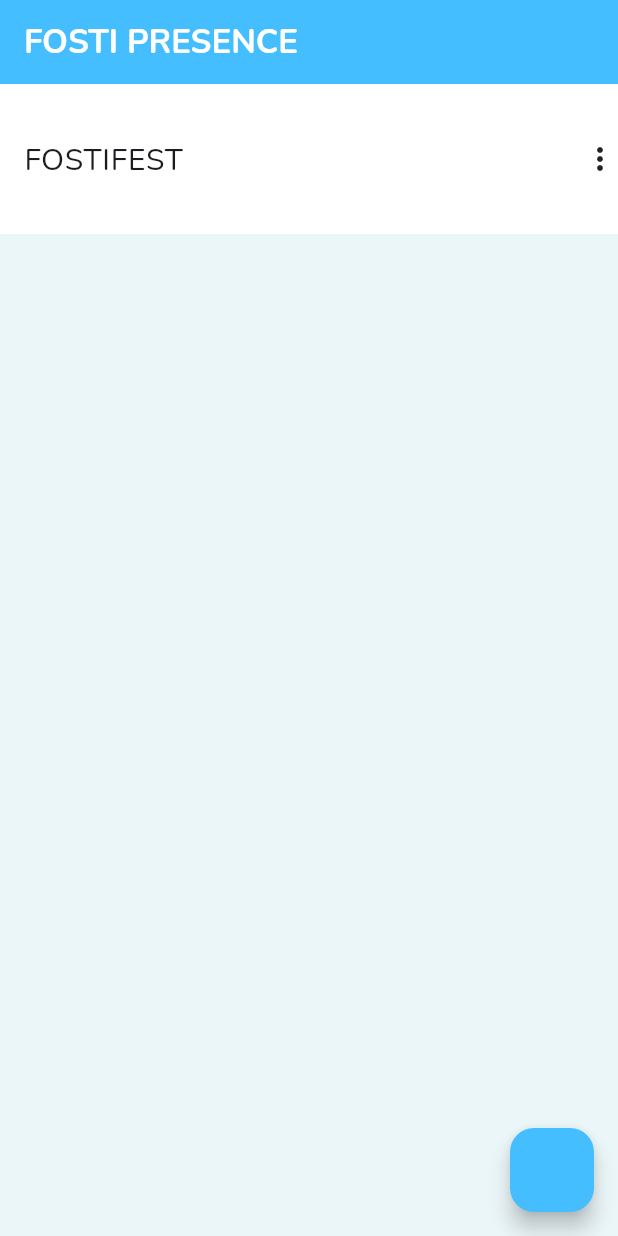
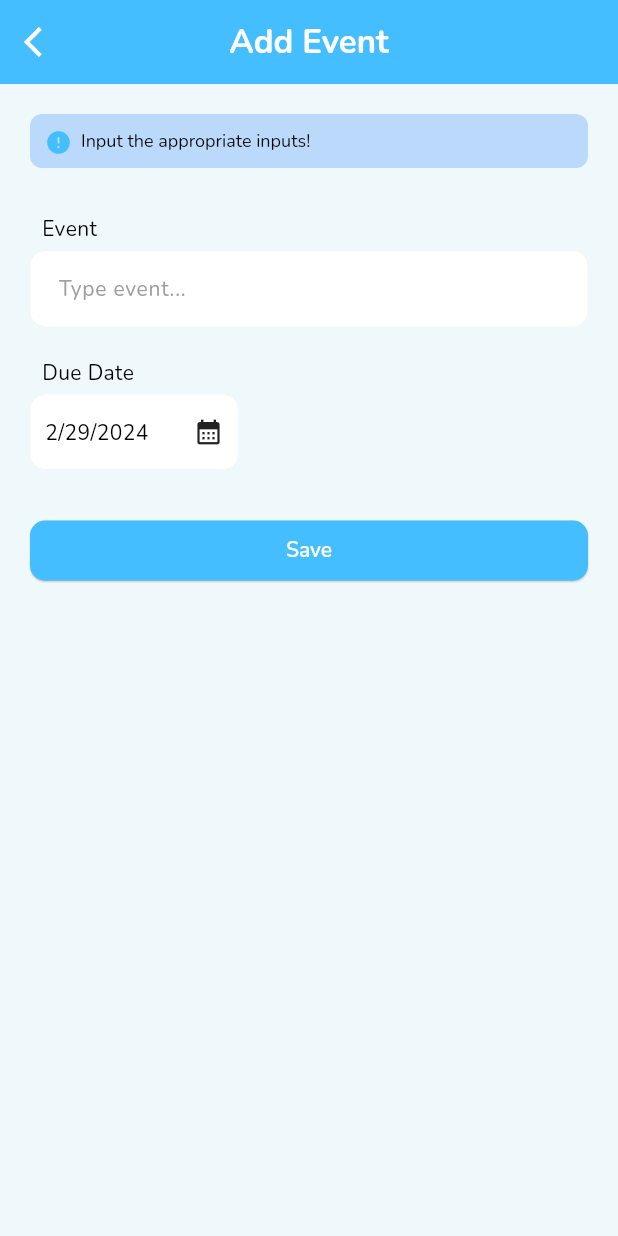
Before and after one commit to FOSTI-UMS/fospresence-app, a Flutter app: the screen it shows after launch, on a phone screen of 412 x 824 dp. Run offline on Flutter 3.47's test engine with Material 3 defaults, Android fonts, the phone set to English and light mode, and no system bars; our stand-ins replace bloc, equatable.

Commit message:
add Add Event Page

```diff
--- /dev/null
+++ b/devtools_options.yaml
@@ -0,0 +1 @@
+extensions:
--- a/lib/core/constants/colors.dart
+++ b/lib/core/constants/colors.dart
@@ -1,4 +1,8 @@
 import 'package:flutter/material.dart';
 
 Color get primaryColor => const Color.fromARGB(255, 68, 190, 255);
-Color get appLightBgColor => const Color.fromARGB(255, 235, 246, 248);
+// Color get appLightBgColor => const Color.fromARGB(255, 235, 241, 243);
+Color get appLightBgColor => const Color.fromARGB(255, 239, 249, 252);
+Color get lightGrey => const Color.fromARGB(255, 228, 226, 226);
+Color get blue => Colors.blueAccent;
+Color get splashColor => const Color.fromARGB(88, 0, 0, 0);
--- a/lib/core/themes/light_theme.dart
+++ b/lib/core/themes/light_theme.dart
@@ -2,7 +2,7 @@ import 'package:flutter/material.dart';
 import 'package:fospresence/core/constants/colors.dart';
 import 'package:fospresence/core/constants/font.dart';
 
-ThemeData get lightTheme => ThemeData(
+ThemeData get lightThemeData => ThemeData(
       scaffoldBackgroundColor: appLightBgColor,
       appBarTheme: AppBarTheme(
         backgroundColor: primaryColor,
@@ -13,6 +13,21 @@ ThemeData get lightTheme => ThemeData(
           fontWeight: FontWeight.w700,
         ),
       ),
+      elevatedButtonTheme: ElevatedButtonThemeData(
+        style: ElevatedButton.styleFrom(
+          splashFactory: InkRipple.splashFactory,
+          shape: RoundedRectangleBorder(
+            borderRadius: BorderRadius.circular(10.0),
+          ),
+          padding: const EdgeInsets.symmetric(vertical: 10),
+          foregroundColor: Colors.white,
+          elevation: 0.5,
+          textStyle: textWhite14.copyWith(fontWeight: FontWeight.w600),
+          backgroundColor: primaryColor,
+        ),
+      ),
+      splashFactory: InkRipple.splashFactory,
+      splashColor: splashColor,
       textTheme: TextTheme(
         bodyLarge: textDark20,
         bodyMedium: textDark14,
@@ -28,4 +43,81 @@ ThemeData get lightTheme => ThemeData(
         backgroundColor: primaryColor,
         foregroundColor: Colors.white,
       ),
+      textSelectionTheme: TextSelectionThemeData(
+        cursorColor: Colors.black,
+        selectionColor: primaryColor.withOpacity(0.3),
+        selectionHandleColor: primaryColor,
+      ),
+      inputDecorationTheme: InputDecorationTheme(
+        contentPadding:
+            const EdgeInsets.symmetric(horizontal: 15, vertical: 15),
+        hintStyle: textDark14.copyWith(color: Colors.grey),
+        helperStyle: textDark14.copyWith(color: Colors.grey),
+        errorStyle: textDark10.copyWith(color: Colors.redAccent),
+        fillColor: Colors.white,
+        labelStyle: textDark14.copyWith(color: Colors.black),
+        filled: true,
+        focusedErrorBorder: OutlineInputBorder(
+          borderRadius: BorderRadius.circular(10),
+          borderSide: const BorderSide(width: 0.8, color: Colors.redAccent),
+        ),
+        errorBorder: OutlineInputBorder(
+          borderRadius: BorderRadius.circular(10),
+          borderSide: const BorderSide(width: 0.8, color: Colors.redAccent),
+        ),
+        enabledBorder: OutlineInputBorder(
+          borderRadius: BorderRadius.circular(10),
+          borderSide: BorderSide(width: 0.2, color: lightGrey),
+        ),
+        focusedBorder: OutlineInputBorder(
+          borderRadius: BorderRadius.circular(10),
+          borderSide: const BorderSide(width: 0.8, color: Colors.black),
+        ),
+      ),
+      chipTheme: ChipThemeData(
+        iconTheme: IconThemeData(color: primaryColor),
+        side: BorderSide.none,
+        padding: const EdgeInsets.all(10),
+        labelStyle: textDark12,
+        elevation: 0,
+      ),
+      datePickerTheme: DatePickerThemeData(
+        backgroundColor: Colors.white,
+        weekdayStyle: textDark14.copyWith(color: blue),
+        confirmButtonStyle: ButtonStyle(
+          foregroundColor: MaterialStatePropertyAll(blue),
+          textStyle: MaterialStatePropertyAll(
+            textDark14.copyWith(color: blue),
+          ),
+        ),
+        rangeSelectionBackgroundColor: blue,
+        rangePickerHeaderBackgroundColor: blue,
+        surfaceTintColor: blue,
+        dayForegroundColor: const MaterialStatePropertyAll(Colors.black),
+        dividerColor: blue,
+        dayOverlayColor: MaterialStatePropertyAll(blue),
+        rangePickerBackgroundColor: blue,
+        todayBorder: BorderSide(
+          color: blue,
+        ),
+        rangePickerSurfaceTintColor: blue,
+        rangePickerHeaderForegroundColor: blue,
+        yearStyle: textDark14,
+        yearOverlayColor: MaterialStatePropertyAll(blue),
+        todayForegroundColor: const MaterialStatePropertyAll(Colors.blue),
+        rangeSelectionOverlayColor: MaterialStatePropertyAll(blue),
+        cancelButtonStyle: ButtonStyle(
+          foregroundColor: MaterialStatePropertyAll(blue),
+          textStyle: MaterialStatePropertyAll(
+            textDark14.copyWith(color: blue),
+          ),
+        ),
+      ),
     );
+
+Theme lightTheme(Widget? child) => Theme(
+    data: lightThemeData.copyWith(
+      primaryColor: primaryColor, // Warna utama
+      colorScheme: ColorScheme.light(primary: primaryColor),
+    ),
+    child: child!);
--- /dev/null
+++ b/lib/features/addEvent/presentation/bloc/add_event_bloc_bloc.dart
@@ -0,0 +1,13 @@
+import 'package:bloc/bloc.dart';
+import 'package:equatable/equatable.dart';
+
+part 'add_event_bloc_event.dart';
+part 'add_event_bloc_state.dart';
+
+class AddEventBlocBloc extends Bloc<AddEventBlocEvent, AddEventBlocState> {
+  AddEventBlocBloc() : super(AddEventBlocInitial()) {
+    on<AddEventBlocEvent>((event, emit) {
+
+    });
+  }
+}
--- /dev/null
+++ b/lib/features/addEvent/presentation/pages/add_event.dart
@@ -0,0 +1,19 @@
+import 'package:flutter/material.dart';
+
+import '../widgets/add_event_form.dart';
+
+class AddEventScreen extends StatelessWidget {
+  const AddEventScreen({super.key});
+
+  @override
+  Widget build(BuildContext context) {
+    return Scaffold(
+      appBar: AppBar(
+        centerTitle: true,
+        title: const Text("Add Event"),
+        leading: const Icon(Icons.arrow_back_ios),
+      ),
+      body: const AddEventForm(),
+    );
+  }
+}
--- /dev/null
+++ b/lib/features/addEvent/presentation/widgets/add_event_form.dart
@@ -0,0 +1,98 @@
+import 'package:flutter/material.dart';
+import 'package:fospresence/core/constants/colors.dart';
+import 'package:fospresence/core/constants/font.dart';
+import 'package:fospresence/core/themes/light_theme.dart';
+
+class AddEventForm extends StatefulWidget {
+  const AddEventForm({super.key});
+
+  @override
+  State<AddEventForm> createState() => _AddEventFormState();
+}
+
+class _AddEventFormState extends State<AddEventForm> {
+  DateTime? selectedDate = DateTime.now();
+  @override
+  Widget build(BuildContext context) {
+    return Padding(
+      padding: const EdgeInsets.symmetric(horizontal: 20),
+      child: SingleChildScrollView(
+        physics: const NeverScrollableScrollPhysics(),
+        child: Form(
+          child: Column(
+            crossAxisAlignment: CrossAxisAlignment.start,
+            children: [
+              const SizedBox(height: 20),
+              Chip(
+                materialTapTargetSize: MaterialTapTargetSize.shrinkWrap,
+                avatar: const Icon(Icons.error_rounded),
+                backgroundColor: Colors.blue.withOpacity(0.3),
+                label: SizedBox(
+                  width: MediaQuery.sizeOf(context).width,
+                  child: const Text("Input the appropriate inputs!"),
+                ),
+              ),
+              const SizedBox(height: 30),
+              const Padding(
+                  padding: EdgeInsets.only(left: 8.0), child: Text("Event")),
+              const SizedBox(height: 5),
+              TextFormField(
+                style: textDark14,
+                decoration: const InputDecoration(hintText: "Type event..."),
+              ),
+              const SizedBox(height: 20),
+              const Padding(
+                  padding: EdgeInsets.only(left: 8.0), child: Text("Due Date")),
+              const SizedBox(height: 5),
+              Material(
+                color: Colors.white,
+                clipBehavior: Clip.hardEdge,
+                shape: RoundedRectangleBorder(
+                    borderRadius: BorderRadius.circular(10),
+                    side: BorderSide(width: 0.2, color: lightGrey)),
+                child: InkWell(
+                  onTap: () async {
+                    selectedDate = await _showDatetimePicker(context);
+                    selectedDate = selectedDate ?? DateTime.now();
+                    setState(() {});
+                  },
+                  child: Container(
+                    padding: const EdgeInsets.symmetric(
+                        horizontal: 10, vertical: 15),
+                    child: IntrinsicWidth(
+                      child: Row(
+                        mainAxisAlignment: MainAxisAlignment.spaceBetween,
+                        children: [
+                          Text(
+                              "${selectedDate!.month}/${selectedDate!.day}/${selectedDate!.year}"),
+                          const SizedBox(width: 30),
+                          const Icon(Icons.calendar_month, size: 20),
+                        ],
+                      ),
+                    ),
+                  ),
+                ),
+              ),
+              const SizedBox(height: 30),
+              SizedBox(
+                width: MediaQuery.sizeOf(context).width,
+                child: ElevatedButton(
+                  onPressed: () {},
+                  child: const Text("Save"),
+                ),
+              )
+            ],
+          ),
+        ),
+      ),
+    );
+  }
+}
+
+Future<DateTime?> _showDatetimePicker(BuildContext context) {
+  return showDatePicker(
+      context: context,
+      firstDate: DateTime(2024),
+      lastDate: DateTime(2050),
+      builder: (BuildContext context, Widget? child) => lightTheme(child));
+}
--- a/lib/main.dart
+++ b/lib/main.dart
@@ -1,6 +1,6 @@
 import 'package:flutter/material.dart';
 import 'package:fospresence/core/themes/light_theme.dart';
-import 'package:fospresence/features/home/presentation/pages/home.dart';
+import 'package:fospresence/features/addEvent/presentation/pages/add_event.dart';
 
 void main() {
   runApp(const MyApp());
@@ -13,8 +13,14 @@ class MyApp extends StatelessWidget {
   Widget build(BuildContext context) {
     return MaterialApp(
       debugShowCheckedModeBanner: false,
-      theme: lightTheme,
-      home: const HomeScreen(),
+      builder: (context, child) {
+        return ScrollConfiguration(
+          behavior: const ScrollBehavior().copyWith(overscroll: false),
+          child: child!,
+        );
+      },
+      theme: lightThemeData,
+      home: const AddEventScreen(),
     );
   }
 }
```
Also changed, not shown: lib/core/constants/font.dart (+43 -21 lines), lib/features/addEvent/presentation/bloc/add_event_bloc_event.dart (added, +8 -0 lines), lib/features/addEvent/presentation/bloc/add_event_bloc_state.dart (added, +14 -0 lines), lib/features/addEvent/.dart (deleted).
